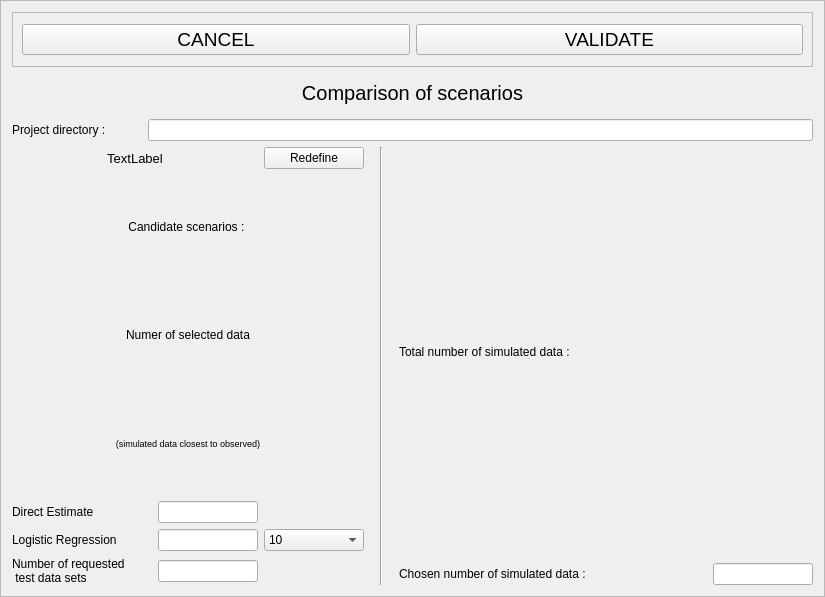
cbgp/diyabc, file python_interface/uis/setupComparisonConfidence.ui: the form before one commit.
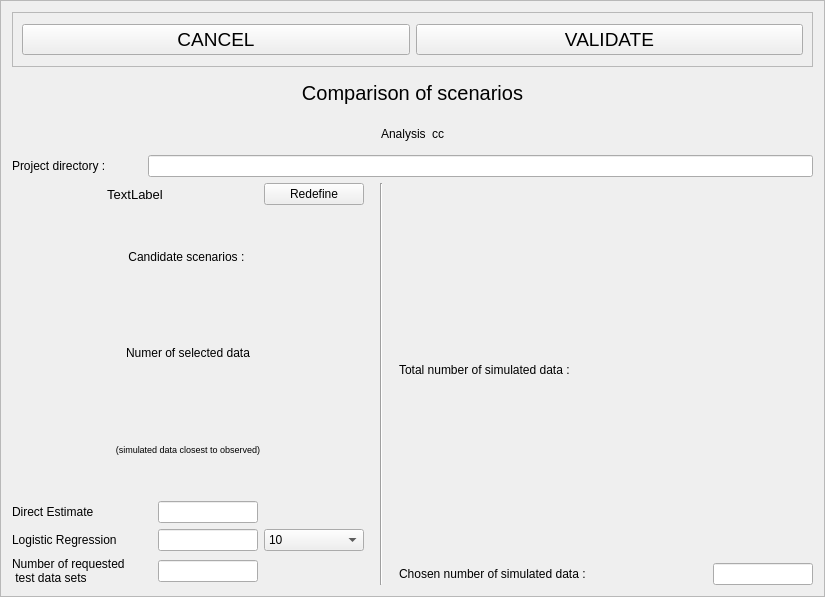
The form after the commit.

Commit message: analysis name during andef

```diff
--- a/python_interface/uis/setupComparisonConfidence.ui
+++ b/python_interface/uis/setupComparisonConfidence.ui
@@ -113,6 +113,76 @@
      </property>
     </widget>
    </item>
+   <item>
+    <widget class="QFrame" name="frame_3">
+     <property name="minimumSize">
+      <size>
+       <width>0</width>
+       <height>30</height>
+      </size>
+     </property>
+     <property name="maximumSize">
+      <size>
+       <width>16777215</width>
+       <height>30</height>
+      </size>
+     </property>
+     <property name="frameShape">
+      <enum>QFrame::NoFrame</enum>
+     </property>
+     <property name="frameShadow">
+      <enum>QFrame::Raised</enum>
+     </property>
+     <layout class="QHBoxLayout" name="horizontalLayout_11">
+      <property name="topMargin">
+       <number>0</number>
+      </property>
+      <property name="bottomMargin">
+       <number>0</number>
+      </property>
+      <item>
+       <spacer name="horizontalSpacer">
+        <property name="orientation">
+         <enum>Qt::Horizontal</enum>
+        </property>
+        <property name="sizeHint" stdset="0">
+         <size>
+          <width>40</width>
+          <height>20</height>
+         </size>
+        </property>
+       </spacer>
+      </item>
+      <item>
+       <widget class="QLabel" name="label_10">
+        <property name="text">
+         <string>Analysis</string>
+        </property>
+       </widget>
+      </item>
+      <item>
+       <widget class="QLabel" name="analysisNameLabel">
+        <property name="text">
+         <string>cc</string>
+        </property>
+       </widget>
+      </item>
+      <item>
+       <spacer name="horizontalSpacer_2">
+        <property name="orientation">
+         <enum>Qt::Horizontal</enum>
+        </property>
+        <property name="sizeHint" stdset="0">
+         <size>
+          <width>40</width>
+          <height>20</height>
+         </size>
+        </property>
+       </spacer>
+      </item>
+     </layout>
+    </widget>
+   </item>
    <item>
     <layout class="QHBoxLayout" name="horizontalLayout_3">
      <item>
```
The commit also changes 6 other files.
